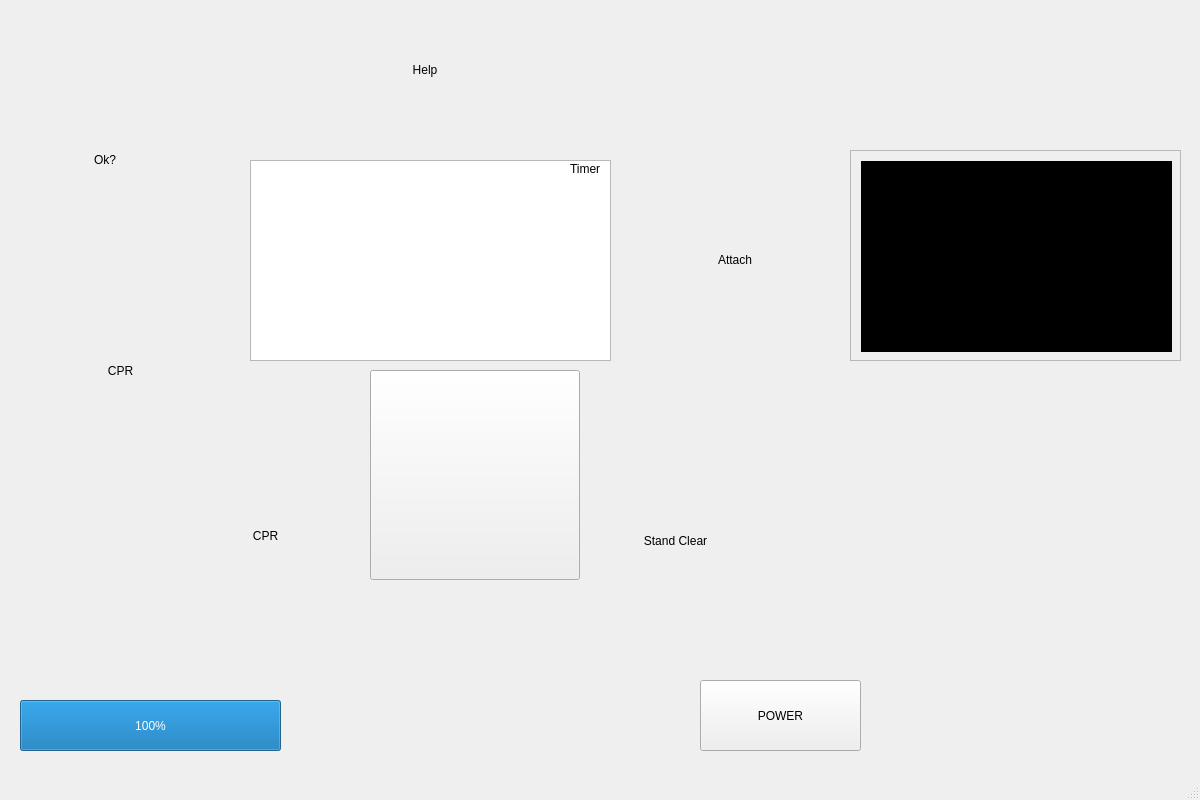
Before: the Qt Designer form aed_display.ui in WaillyMohamed/AED, drawn with Qt 5.
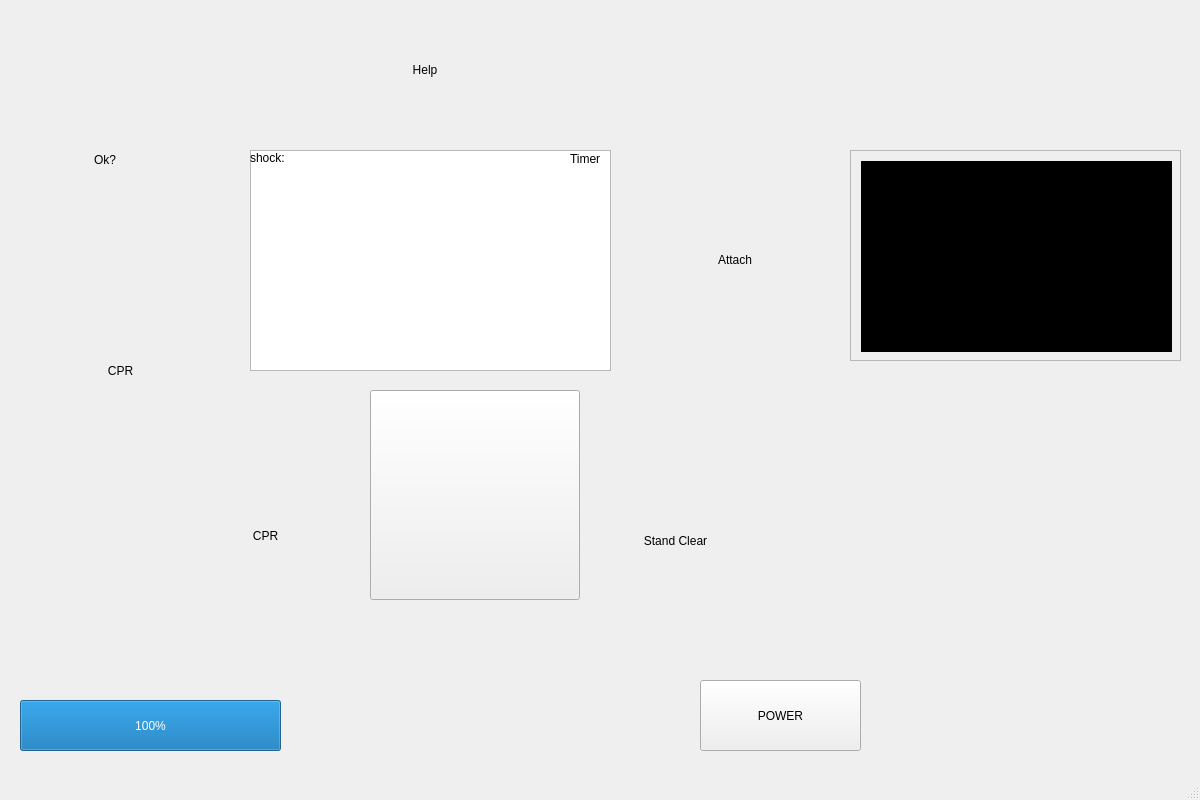
After: the same form once the commit is applied.

Commit message: Display shock count. Reduce charge level when button is clicked & resolve timer issue

```diff
--- a/aed_display.ui
+++ b/aed_display.ui
@@ -18,9 +18,9 @@
     <property name="geometry">
      <rect>
       <x>250</x>
-      <y>160</y>
+      <y>150</y>
       <width>361</width>
-      <height>201</height>
+      <height>221</height>
      </rect>
     </property>
     <property name="styleSheet">
@@ -213,7 +213,7 @@
     <property name="geometry">
      <rect>
       <x>570</x>
-      <y>160</y>
+      <y>150</y>
       <width>62</width>
       <height>17</height>
      </rect>
@@ -293,7 +293,7 @@
     <property name="geometry">
      <rect>
       <x>370</x>
-      <y>370</y>
+      <y>390</y>
       <width>210</width>
       <height>210</height>
      </rect>
@@ -302,6 +302,25 @@
      <string/>
     </property>
    </widget>
+   <widget class="QLabel" name="shockCount">
+    <property name="geometry">
+     <rect>
+      <x>250</x>
+      <y>150</y>
+      <width>61</width>
+      <height>16</height>
+     </rect>
+    </property>
+    <property name="sizePolicy">
+     <sizepolicy hsizetype="Expanding" vsizetype="Preferred">
+      <horstretch>0</horstretch>
+      <verstretch>0</verstretch>
+     </sizepolicy>
+    </property>
+    <property name="text">
+     <string>shock:</string>
+    </property>
+   </widget>
   </widget>
   <widget class="QMenuBar" name="menubar">
    <property name="geometry">
```
The commit also changes 5 other files.
